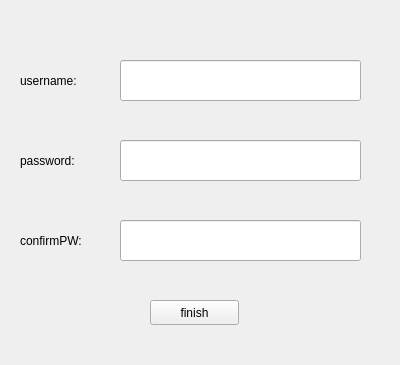
Above: sign_up.ui from benbenohye/TPA before the change. Below: the same form after it.
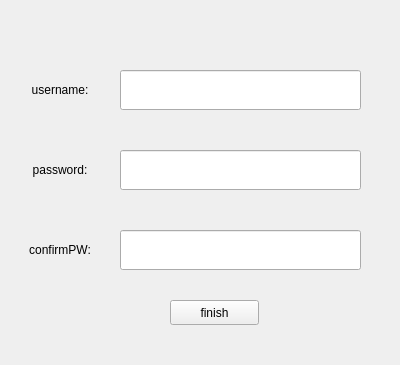
That is the form after the change. Icons and pictures are not drawn.

Diff of the .ui file:
```diff
--- a/sign_up.ui
+++ b/sign_up.ui
@@ -18,47 +18,65 @@
     <rect>
      <x>20</x>
      <y>70</y>
-     <width>81</width>
-     <height>21</height>
+     <width>80</width>
+     <height>40</height>
     </rect>
    </property>
+   <property name="styleSheet">
+    <string notr="true">border-image: url(:/new/prefix1/image/blue.png);</string>
+   </property>
    <property name="text">
     <string>username:</string>
    </property>
+   <property name="alignment">
+    <set>Qt::AlignCenter</set>
+   </property>
   </widget>
   <widget class="QLabel" name="passwordLabel">
    <property name="geometry">
     <rect>
      <x>20</x>
      <y>150</y>
-     <width>81</width>
-     <height>21</height>
+     <width>80</width>
+     <height>40</height>
     </rect>
    </property>
+   <property name="styleSheet">
+    <string notr="true">border-image: url(:/new/prefix1/image/green.png);</string>
+   </property>
    <property name="text">
     <string>password:</string>
    </property>
+   <property name="alignment">
+    <set>Qt::AlignCenter</set>
+   </property>
   </widget>
   <widget class="QLabel" name="confirmPWLabel">
    <property name="geometry">
     <rect>
      <x>20</x>
      <y>230</y>
-     <width>91</width>
-     <height>21</height>
+     <width>80</width>
+     <height>40</height>
     </rect>
    </property>
+   <property name="styleSheet">
+    <string notr="true">border-image: url(:/new/prefix1/image/green.png);</string>
+   </property>
    <property name="text">
     <string>confirmPW:</string>
    </property>
+   <property name="alignment">
+    <set>Qt::AlignCenter</set>
+   </property>
   </widget>
   <widget class="QLineEdit" name="userNameEdit">
    <property name="geometry">
     <rect>
      <x>120</x>
-     <y>60</y>
+     <y>70</y>
      <width>241</width>
-     <height>41</height>
+     <height>40</height>
     </rect>
    </property>
   </widget>
@@ -66,9 +84,9 @@
    <property name="geometry">
     <rect>
      <x>120</x>
-     <y>140</y>
+     <y>150</y>
      <width>241</width>
-     <height>41</height>
+     <height>40</height>
     </rect>
    </property>
   </widget>
@@ -76,21 +94,24 @@
    <property name="geometry">
     <rect>
      <x>120</x>
-     <y>220</y>
+     <y>230</y>
      <width>241</width>
-     <height>41</height>
+     <height>40</height>
     </rect>
    </property>
   </widget>
   <widget class="QPushButton" name="finishButton">
    <property name="geometry">
     <rect>
-     <x>150</x>
+     <x>170</x>
      <y>300</y>
      <width>89</width>
      <height>25</height>
     </rect>
    </property>
+   <property name="styleSheet">
+    <string notr="true">border-image: url(:/new/prefix1/image/blue.png);</string>
+   </property>
    <property name="text">
     <string>finish</string>
    </property>
```
